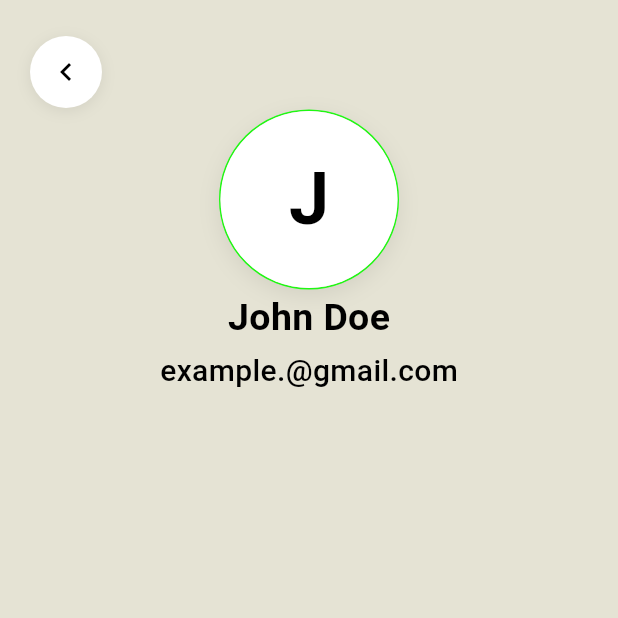
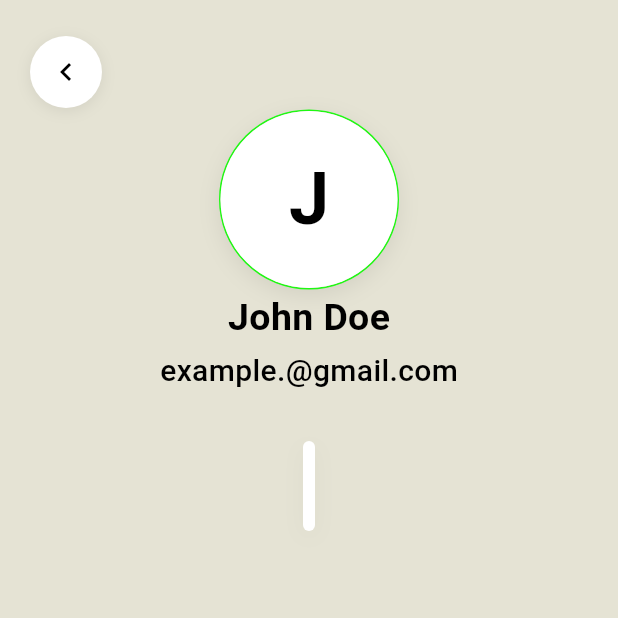
Before and after one commit to Alvin11David/UGANDA-EXPLORE, a Flutter app: the screen it shows after launch, on a phone screen of 412 x 824 dp, the top half of it. Run offline on Flutter 3.47's test engine with Material 3 defaults, Android fonts, the light colour scheme and no system bars; our stand-ins replace cloud_firestore, firebase_auth, firebase_core, flutter_svg, google_sign_in; accounts and stored records are empty; Roboto replaces fonts that are missing (Poppins).

Commit message:
added a container for the buttons on the profile screen

```diff
--- a/uganda_explore/lib/screens/profile/profile_screen.dart
+++ b/uganda_explore/lib/screens/profile/profile_screen.dart
@@ -100,6 +100,27 @@ class ProfileScreen extends StatelessWidget {
                           color: Colors.black,
                         ),
                       ),
+                      const SizedBox(height: 32),
+                      Container(
+                        padding: const EdgeInsets.only(left:4, right:4, bottom:0),
+                        decoration: BoxDecoration(
+                          color: Colors.white,
+                          borderRadius: BorderRadius.circular(40),
+                          boxShadow: [
+                            BoxShadow(
+                              color: Colors.black.withOpacity(0.04),
+                              blurRadius: 12,
+                              offset: const Offset(0, 4),
+                            ),
+                          ],
+                        ),
+                        child: Column(
+                          children: [
+                            const SizedBox(height: 60),
+
+                          ],
+                        )
+                      )
                     ],
                   ),
                 ),
```
